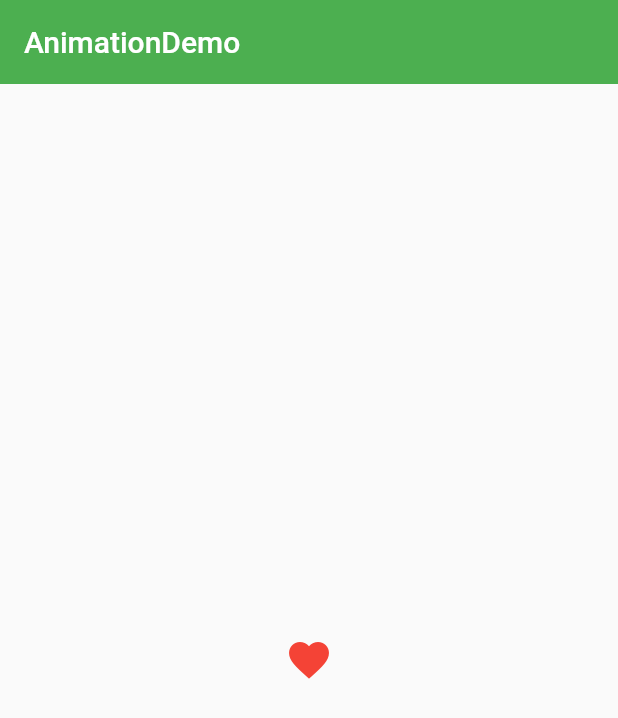
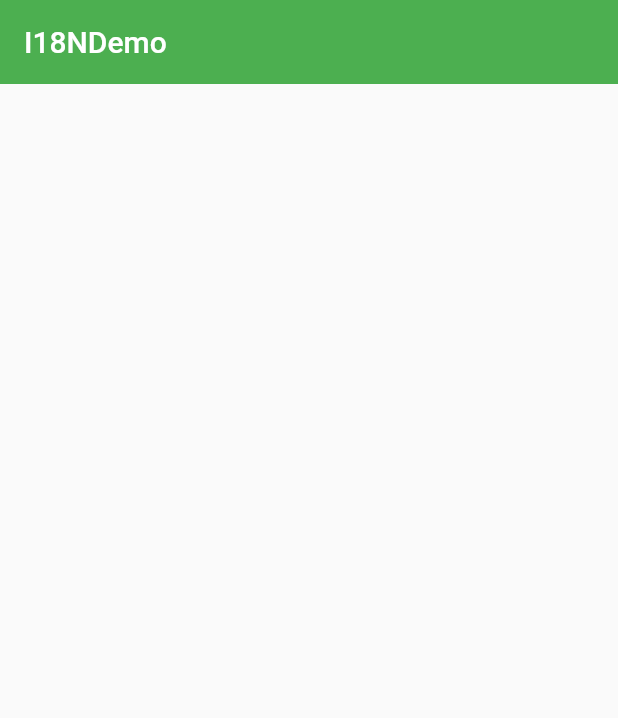
Before and after one commit to MrQiuHaHa/FlutterBase, a Flutter app: the screen it shows after launch, on a phone screen of 412 x 824 dp. Shown: the top 718 px of the screen. Run offline on Flutter 3.47's test engine with Material 2 defaults, Android fonts, the phone set to English and light mode, and no system bars; our stand-ins replace rxdart.

```diff
--- /dev/null
+++ b/lib/demo/i18n/i18n_demo.dart
@@ -0,0 +1,14 @@
+import 'package:flutter/material.dart';
+
+class I18NDemo extends StatelessWidget {
+  @override
+  Widget build(BuildContext context) {
+    return Scaffold(
+      appBar: AppBar(
+        title: Text('I18NDemo'),
+        elevation: 0.0,
+      ),
+      body: Container(),
+    );
+  }
+}
--- a/lib/main.dart
+++ b/lib/main.dart
@@ -12,14 +12,11 @@ import './demo/form_demo.dart';
 import './demo/material_components.dart';
 
 import './demo/state/state_management_demo.dart';
-
 import './demo/stream/stream_demo.dart';
-
 import './demo/rxdart/rxdart_demo.dart';
-
 import './demo/bloc/bloc_demo.dart';
-
 import './demo/animation/animation_demo.dart';
+import './demo/i18n/i18n_demo.dart';
 
 void main () => runApp(App());
 
@@ -33,7 +30,7 @@ class App extends StatelessWidget
     return MaterialApp(
       debugShowCheckedModeBanner: false,
       // home: Home(),
-      initialRoute: '/animation',
+      initialRoute: '/i18n',
       routes: {
         // '/':(context) => NavigatorDemo(),
         '/about':(context) => Page(title: 'About',),
@@ -44,7 +41,8 @@ class App extends StatelessWidget
         '/rxdart': (context) => RxdartDemo(),
         '/bloc': (context) => BlocDemo(),
         '/http': (context) => HttpDemo(),
-        '/animation': (context) => AnimationDemo()
+        '/animation': (context) => AnimationDemo(),
+        '/i18n': (context) => I18NDemo()
       },
       theme: ThemeData(
           primarySwatch: Colors.green,
```
